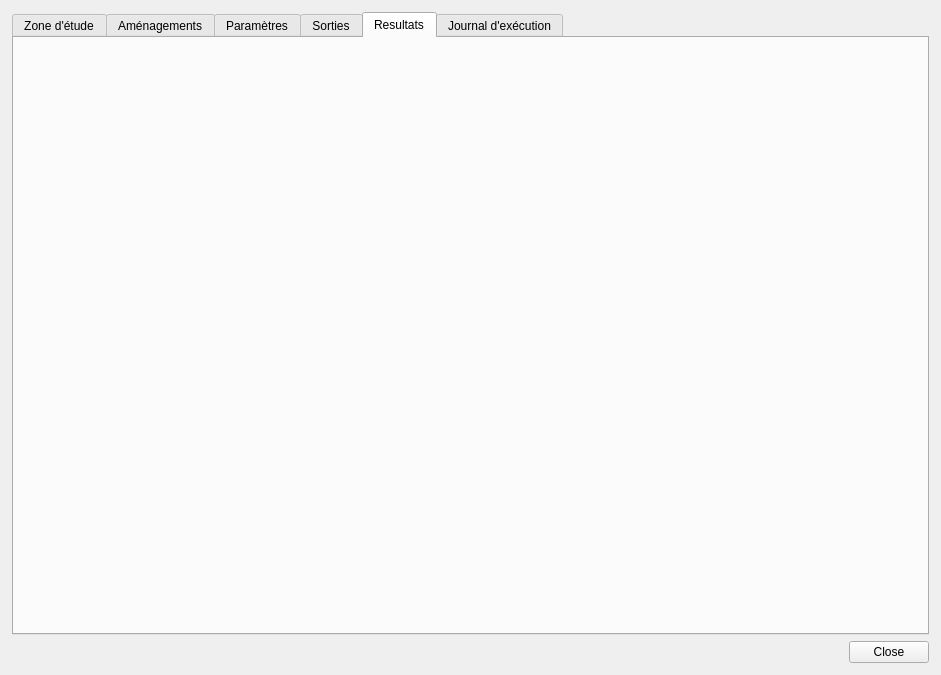
The window that dialogs/scenarios_gb/dialogs/scenarios_gb_dialog.ui (hboussard/chloe5_qgis) describes before a commit, drawn with Qt 5.
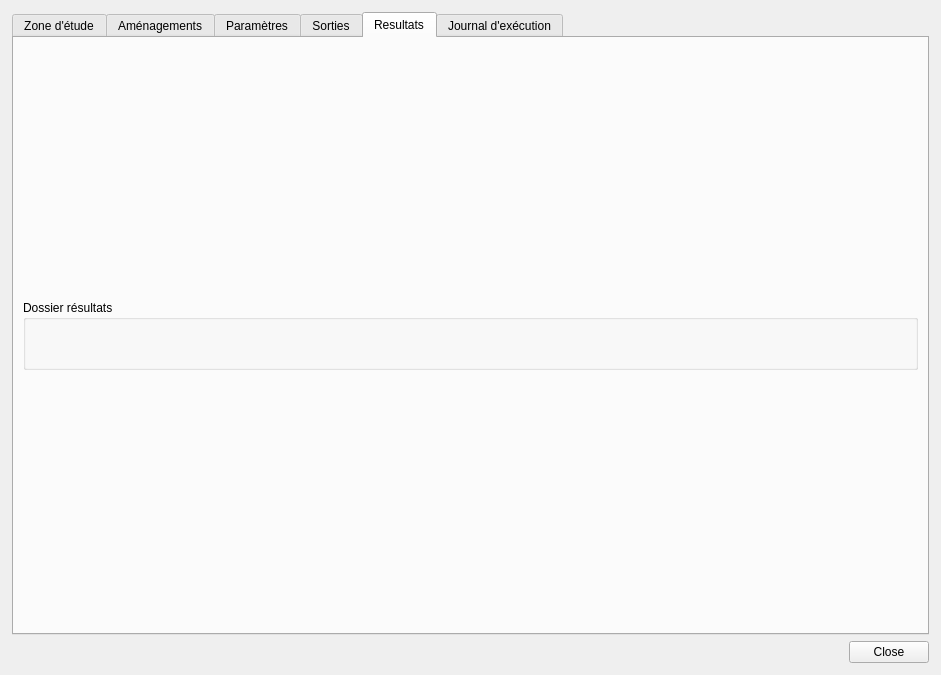
The same window after the commit. The open tabs and pages were chosen to show the change. Custom widgets are drawn as their Qt base class.

Commit message: Refactor ScenariosGBDialog to improve result directory handling and update UI layout

The edit to the form file:
```diff
--- a/dialogs/scenarios_gb/dialogs/scenarios_gb_dialog.ui
+++ b/dialogs/scenarios_gb/dialogs/scenarios_gb_dialog.ui
@@ -602,6 +602,28 @@
        <item row="0" column="0">
         <layout class="QGridLayout" name="gridLayout_result_viewer"/>
        </item>
+       <item row="0" column="0">
+        <widget class="QGroupBox" name="groupBox_result_folder">
+         <property name="maximumSize">
+          <size>
+           <width>16777215</width>
+           <height>70</height>
+          </size>
+         </property>
+         <property name="title">
+          <string>Dossier résultats</string>
+         </property>
+         <layout class="QVBoxLayout" name="verticalLayout_4">
+          <item>
+           <widget class="QgsFileWidget" name="mQgsFileWidget_result_directory_selector">
+            <property name="storageMode">
+             <enum>QgsFileWidget::GetDirectory</enum>
+            </property>
+           </widget>
+          </item>
+         </layout>
+        </widget>
+       </item>
       </layout>
      </widget>
      <widget class="QWidget" name="tab_journal">
```
Left out of the diff: 4 changed lines with no effect on the pictures. The commit also changes 1 other file.
